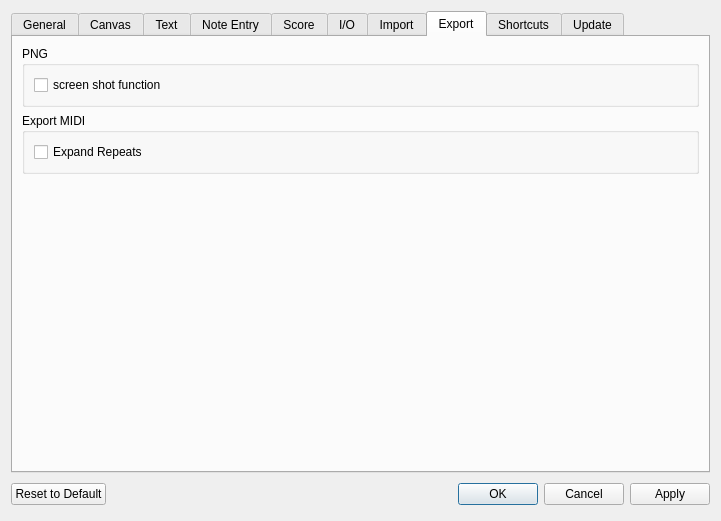
Old version of the form mscore/mscore/prefsdialog.ui in the repository musescore/musescore-old.
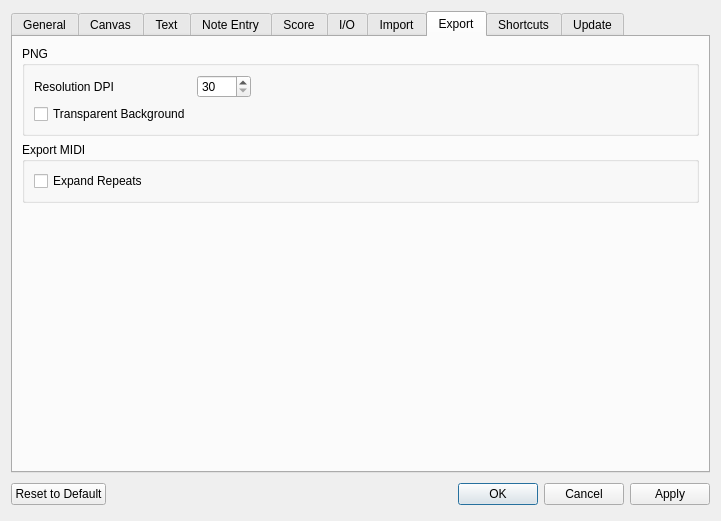
New version of the form. The open tabs and pages were chosen to show the change. Icons and pictures are not drawn. Custom widgets are drawn as their Qt base class.

```diff
--- a/mscore/mscore/prefsdialog.ui
+++ b/mscore/mscore/prefsdialog.ui
@@ -16,8 +16,8 @@
   <property name="accessibleName">
    <string>MuseScore Preferences</string>
   </property>
-  <layout class="QVBoxLayout" name="verticalLayout_7">
-   <item>
+  <layout class="QGridLayout" name="gridLayout_3">
+   <item row="0" column="0">
     <widget class="QTabWidget" name="General">
      <property name="sizePolicy">
       <sizepolicy hsizetype="Preferred" vsizetype="Expanding">
@@ -2153,16 +2153,46 @@
           <string>PNG</string>
          </property>
          <property name="flat">
-          <bool>true</bool>
+          <bool>false</bool>
          </property>
-         <layout class="QVBoxLayout">
-          <item>
-           <widget class="QCheckBox" name="pngScreenShot">
+         <layout class="QGridLayout" name="gridLayout_8">
+          <item row="0" column="0">
+           <widget class="QLabel" name="label_4">
             <property name="text">
-             <string>screen shot function</string>
+             <string>Resolution DPI</string>
             </property>
            </widget>
           </item>
+          <item row="0" column="1">
+           <widget class="QSpinBox" name="pngResolution">
+            <property name="minimum">
+             <number>30</number>
+            </property>
+            <property name="maximum">
+             <number>3000</number>
+            </property>
+           </widget>
+          </item>
+          <item row="1" column="0">
+           <widget class="QCheckBox" name="pngTransparent">
+            <property name="text">
+             <string>Transparent Background</string>
+            </property>
+           </widget>
+          </item>
+          <item row="0" column="2">
+           <spacer name="horizontalSpacer_14">
+            <property name="orientation">
+             <enum>Qt::Horizontal</enum>
+            </property>
+            <property name="sizeHint" stdset="0">
+             <size>
+              <width>40</width>
+              <height>20</height>
+             </size>
+            </property>
+           </spacer>
+          </item>
          </layout>
         </widget>
        </item>
@@ -2178,9 +2208,9 @@
           <string>Export MIDI</string>
          </property>
          <property name="flat">
-          <bool>true</bool>
+          <bool>false</bool>
          </property>
-         <layout class="QVBoxLayout">
+         <layout class="QHBoxLayout" name="horizontalLayout">
           <item>
            <widget class="QCheckBox" name="expandRepeats">
             <property name="text">
@@ -2362,7 +2392,7 @@
      </widget>
     </widget>
    </item>
-   <item>
+   <item row="1" column="0">
     <layout class="QHBoxLayout">
      <property name="spacing">
       <number>6</number>
```
Left out of the diff: 2 changed lines with no effect on the pictures.
